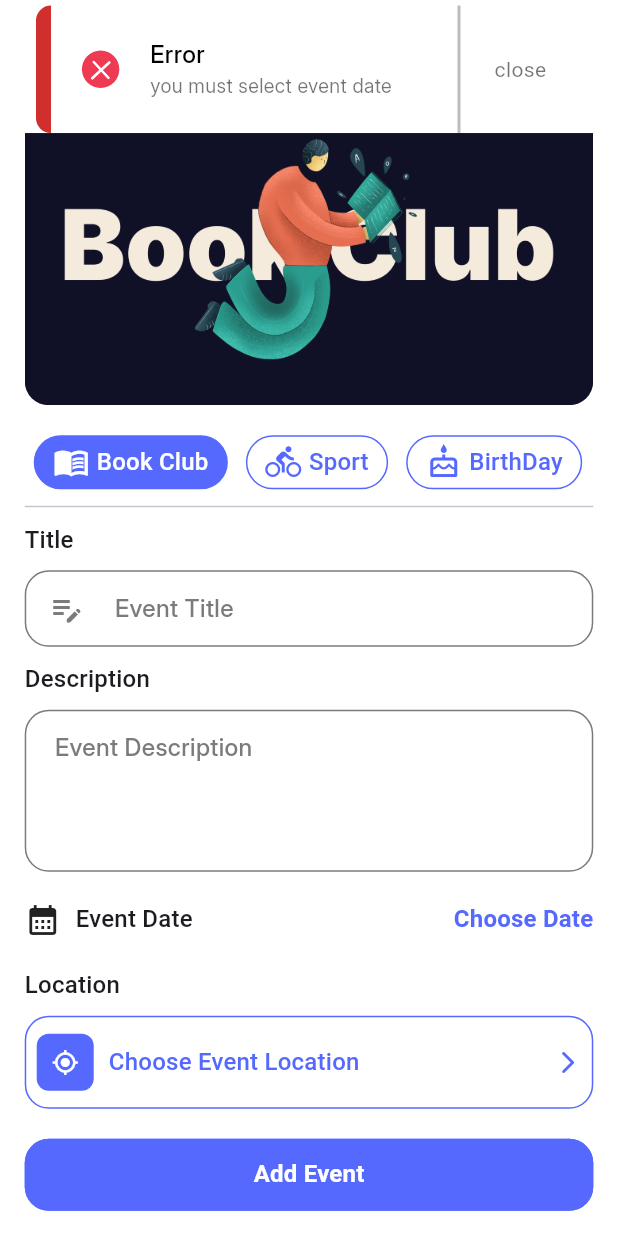
After one commit to darwish500/evenly_app, a Flutter app: the EditEvent screen opened directly, after a tap on "Add Event", on a phone screen of 412 x 824 dp. The commit adds this screen. Run offline on Flutter 3.47's test engine with Material 3 defaults, Android fonts, the phone set to English and light mode, and no system bars; our stand-ins replace animated_custom_dropdown, bot_toast, cloud_firestore, firebase_auth, firebase_core, flutter_easyloading and 2 more; accounts and stored records are empty; generated files the repository leaves out were written again.

Commit message:
New assign

```diff
--- a/lib/core/services/firebase_firestore_serivce.dart
+++ b/lib/core/services/firebase_firestore_serivce.dart
@@ -60,7 +60,7 @@ class FirebaseFirestoreService {
     return collectionRef.snapshots();
   }
 
-  Future<bool> deleteEvent(EventDataModel data) async {
+  static Future<bool> deleteEvent(EventDataModel data) async {
     try {
       var collectionRef = getCollectionReference();
       var docRef = collectionRef.doc(data.eventID);
--- /dev/null
+++ b/lib/modules/edit_event/edit_event.dart
@@ -0,0 +1,343 @@
+// في ملف create_new_event_view.dart
+
+import 'package:evently_app_c13_sun_7_pm/core/extensions/extensions.dart';
+import 'package:evently_app_c13_sun_7_pm/core/services/firebase_firestore_serivce.dart';
+import 'package:evently_app_c13_sun_7_pm/core/services/snack_bar_service.dart';
+import 'package:evently_app_c13_sun_7_pm/main.dart';
+import 'package:evently_app_c13_sun_7_pm/models/event_data_model.dart';
+import 'package:evently_app_c13_sun_7_pm/modules/createEvent/widgets/tab_widget.dart';
+import 'package:flutter/material.dart';
+import 'package:flutter_easyloading/flutter_easyloading.dart';
+import 'package:intl/intl.dart';
+
+import '../../core/theme/color_palette.dart';
+import '../../core/widgets/custom_text_field.dart';
+import '../../models/event_category.dart';
+
+class EditEvent extends StatefulWidget {
+  final EventDataModel?
+      eventDataModel; // ✨ New: Make the eventDataModel optional
+
+  const EditEvent(
+      {super.key, this.eventDataModel}); // ✨ New: Update the constructor
+
+  @override
+  State<EditEvent> createState() => _EditEventState();
+}
+
+class _EditEventState extends State<EditEvent> {
+  final GlobalKey<FormState> formKey = GlobalKey<FormState>();
+  final _titleController = TextEditingController();
+  final _descriptionController = TextEditingController();
+
+  int selectedTap = 0;
+  DateTime? selectedDate;
+  TimeOfDay? selectedTime;
+
+  List<EventCategory> eventCategories = [
+    EventCategory(
+      eventCategoryName: "Book Club",
+      eventCategoryIcon: Icons.menu_book_outlined,
+      eventCategoryImg: "assets/images/book_club_img.png",
+    ),
+    EventCategory(
+        eventCategoryName: "Sport",
+        eventCategoryIcon: Icons.directions_bike,
+        eventCategoryImg: "assets/images/sport_img.png"),
+    EventCategory(
+        eventCategoryName: "BirthDay",
+        eventCategoryIcon: Icons.cake_outlined,
+        eventCategoryImg: "assets/images/birthday_img.png"),
+    EventCategory(
+        eventCategoryName: "Meeting",
+        eventCategoryIcon: Icons.meeting_room_outlined,
+        eventCategoryImg: "assets/images/meeting_img.png"),
+    EventCategory(
+        eventCategoryName: "Holiday",
+        eventCategoryIcon: Icons.holiday_village_outlined,
+        eventCategoryImg: "assets/images/holiday_img.png"),
+  ];
+
+  // ✨ New: Find the correct category index based on the event data
+  int _findCategoryIndex(String categoryName) {
+    return eventCategories
+        .indexWhere((cat) => cat.eventCategoryName == categoryName);
+  }
+
+  @override
+  void initState() {
+    super.initState();
+    if (widget.eventDataModel != null) {
+      // If we are in edit mode, pre-fill the fields with existing event data
+      _titleController.text = widget.eventDataModel!.eventTitle!;
+      _descriptionController.text = widget.eventDataModel!.eventDescription!;
+      selectedDate = widget.eventDataModel!.eventDate!;
+      // Set the selected tab based on the event's category
+      int categoryIndex =
+          _findCategoryIndex(widget.eventDataModel!.eventCategory!);
+      if (categoryIndex != -1) {
+        selectedTap = categoryIndex;
+      }
+    }
+  }
+
+  @override
+  void dispose() {
+    _titleController.dispose();
+    _descriptionController.dispose();
+    super.dispose();
+  }
+
+  @override
+  Widget build(BuildContext context) {
+    var theme = Theme.of(context);
+
+    return Scaffold(
+      appBar: AppBar(
+        title: Text(widget.eventDataModel != null
+            ? "Edit event"
+            : "Create new event"), // ✨ New: Dynamic title
+      ),
+      body: SingleChildScrollView(
+        physics: const ClampingScrollPhysics(),
+        child: Form(
+          key: formKey,
+          child: Column(
+            crossAxisAlignment: CrossAxisAlignment.start,
+            children: [
+              SizedBox(
+                width: 1.0.width,
+                height: 0.26.height,
+                child: ClipRRect(
+                  borderRadius: BorderRadius.circular(16.0),
+                  child: Image.asset(
+                    eventCategories[selectedTap].eventCategoryImg,
+                    fit: BoxFit.cover,
+                  ),
+                ),
+              ),
+              const SizedBox(height: 10),
+              DefaultTabController(
+                length: 5,
+                child: TabBar(
+                    isScrollable: true,
+                    tabAlignment: TabAlignment.start,
+                    indicatorPadding: EdgeInsets.zero,
+                    labelPadding: const EdgeInsets.symmetric(horizontal: 6.0),
+                    padding:
+                        const EdgeInsets.symmetric(vertical: 10, horizontal: 0),
+                    indicator: const BoxDecoration(),
+                    onTap: (value) {
+                      setState(() {
+                        selectedTap = value;
+                      });
+                    },
+                    tabs: eventCategories.map(
+                      (element) {
+                        return TabWidget(
+                          eventCategory: element,
+                          isSelected:
+                              selectedTap == eventCategories.indexOf(element),
+                        );
+                      },
+                    ).toList()),
+              ),
+              const SizedBox(height: 10),
+              Text(
+                "Title",
+                style: theme.textTheme.titleMedium,
+              ),
+              const SizedBox(height: 8),
+              CustomTextField(
+                controller: _titleController,
+                hint: "Event Title",
+                hintColor: ColorPalette.generalGreyColor,
+                prefixIcon: const Icon(
+                  Icons.edit_note_outlined,
+                  color: ColorPalette.generalGreyColor,
+                ),
+              ),
+              const SizedBox(height: 10),
+              Text(
+                "Description",
+                style: theme.textTheme.titleMedium,
+              ),
+              const SizedBox(height: 8),
+              CustomTextField(
+                controller: _descriptionController,
+                hint: "Event Description",
+                hintColor: ColorPalette.generalGreyColor,
+                maxLines: 4,
+              ),
+              const SizedBox(height: 20),
+              Row(
+                children: [
+                  const Icon(Icons.calendar_month),
+                  const SizedBox(width: 10),
+                  Text(
+                    "Event Date",
+                    style: theme.textTheme.titleMedium,
+                  ),
+                  const Spacer(),
+                  GestureDetector(
+                    onTap: () {
+                      selectEventDate(context);
+                    },
+                    child: Text(
+                      selectedDate != null
+                          ? DateFormat("dd MMM yyy").format(selectedDate!)
+                          : "Choose Date",
+                      style: theme.textTheme.titleMedium?.copyWith(
+                          color: ColorPalette.primaryColor,
+                          fontWeight: FontWeight.bold),
+                    ),
+                  ),
+                ],
+              ),
+              const SizedBox(height: 20),
+              Text(
+                "Location",
+                style: theme.textTheme.titleMedium?.copyWith(),
+              ),
+              const SizedBox(height: 8),
+              ElevatedButton(
+                onPressed: () {},
+                style: ElevatedButton.styleFrom(
+                    padding:
+                        const EdgeInsets.symmetric(horizontal: 8, vertical: 12),
+                    elevation: 0,
+                    backgroundColor: Colors.transparent,
+                    shape: RoundedRectangleBorder(
+                      borderRadius: BorderRadius.circular(16.0),
+                    ),
+                    side: const BorderSide(color: ColorPalette.primaryColor)),
+                child: Row(
+                  children: [
+                    Container(
+                      padding: const EdgeInsets.all(10),
+                      decoration: BoxDecoration(
+                          color: ColorPalette.primaryColor,
+                          borderRadius: BorderRadius.circular(8.0)),
+                      child: const Icon(
+                        Icons.my_location_outlined,
+                        color: ColorPalette.white,
+                      ),
+                    ),
+                    const SizedBox(width: 10),
+                    Text(
+                      "Choose Event Location",
+                      style: theme.textTheme.titleMedium?.copyWith(
+                          fontSize: 16,
+                          fontWeight: FontWeight.w500,
+                          color: ColorPalette.primaryColor),
+                    ),
+                    const Spacer(),
+                    const Icon(
+                      Icons.arrow_forward_ios_rounded,
+                      color: ColorPalette.primaryColor,
+                    ),
+                  ],
+                ),
+              ),
+              const SizedBox(height: 20),
+              ElevatedButton(
+                  onPressed: () async {
+                    if (formKey.currentState!.validate()) {
+                      if (selectedDate != null) {
+                        EventDataModel data = EventDataModel(
+                          eventID: widget.eventDataModel!.eventID,
+                          // Pass the id for updating
+                          eventTitle: _titleController.text,
+                          eventDescription: _descriptionController.text,
+                          eventImage:
+                              eventCategories[selectedTap].eventCategoryImg,
+                          eventDate: selectedDate!,
+                          eventCategory:
+                              eventCategories[selectedTap].eventCategoryName,
+                        );
+
+                        EasyLoading.show();
+                        if (widget.eventDataModel != null) {
+                          // ✨ New: Update an existing event
+                          await FirebaseFirestoreService.updateEvent(data);
+                          EasyLoading.dismiss();
+                          navigatorKey.currentState!.pop();
+                          SnackBarService.showSuccessMessage(
+                              "Event was successfully updated");
+                        } else {
+                          // Existing logic for creating a new event
+                          await FirebaseFirestoreService.createNewEvent(data);
+                          EasyLoading.dismiss();
+                          navigatorKey.currentState!.pop();
+                          SnackBarService.showSuccessMessage(
+                              "Event was successfully created");
+                        }
+                      } else {
+                        SnackBarService.showErrorMessage(
+                            "you must select event date");
+                      }
+                    }
+                  },
+                  style: ElevatedButton.styleFrom(
+                      padding: const EdgeInsets.symmetric(
+                          horizontal: 8, vertical: 12),
+                      elevation: 0,
+                      backgroundColor: ColorPalette.primaryColor,
+                      shape: RoundedRectangleBorder(
+                        borderRadius: BorderRadius.circular(16.0),
+                      ),
+                      side: const BorderSide(color: ColorPalette.primaryColor)),
+                  child: Row(
+                    mainAxisAlignment: MainAxisAlignment.center,
+                    children: [
+                      Text(
+                        widget.eventDataModel != null
+                            ? "Update Event"
+                            : "Add Event", // ✨ New: Dynamic button text
+                        style: theme.textTheme.titleMedium?.copyWith(
+                          fontSize: 16,
+                          fontWeight: FontWeight.bold,
+                          color: ColorPalette.white,
+                        ),
+                      ),
+                    ],
+                  )),
+              const SizedBox(height: 20),
+            ],
+          ).setHorizontalPadding(context, 0.04),
+        ),
+      ),
+    );
+  }
+
+  void selectEventDate(BuildContext context) async {
+    DateTime? newDate = await showDatePicker(
+      context: context,
+      firstDate: DateTime.now(),
+      lastDate: DateTime.now().add(
+        const Duration(days: 365),
+      ),
+    );
+
+    if (newDate != null) {
+      setState(() {
+        selectedDate = newDate;
+      });
+      print(selectedDate);
+    }
+  }
+
+  void selectEventTime(BuildContext context) async {
+    TimeOfDay? newTime = await showTimePicker(
+      context: context,
+      initialTime: TimeOfDay.now(),
+    );
+
+    if (newTime != null) {
+      setState(() {
+        selectedTime = newTime;
+      });
+      print(selectedTime);
+    }
+  }
+}
--- a/lib/modules/layout/home/widgets/event_card_widget.dart
+++ b/lib/modules/layout/home/widgets/event_card_widget.dart
@@ -16,7 +16,41 @@ class EventCardWidget extends StatelessWidget {
   @override
   Widget build(BuildContext context) {
     var theme = Theme.of(context);
-    return Container(
+    return GestureDetector(
+      onLongPress: () {
+        showModalBottomSheet(
+          context: context,
+          builder: (BuildContext context) {
+            return Column(
+              mainAxisSize: MainAxisSize.min,
+              children: [
+                ListTile(
+                  leading: Icon(Icons.edit, color: ColorPalette.primaryColor),
+                  title: Text('Edit Event', style: theme.textTheme.titleMedium),
+                  onTap: () {
+                    Navigator.pop(context); // Close the bottom sheet
+                    // TODO: navigate to the edit event page
+                  },
+                ),
+                ListTile(
+                  leading: Icon(Icons.delete, color: Colors.red),
+                  title:
+                      Text('Delete Event', style: theme.textTheme.titleMedium),
+                  onTap: () async {
+                    Navigator.pop(context); // Close the bottom sheet
+                    await FirebaseFirestoreService.deleteEvent(
+                        eventDataModel); // Assuming the model has an id
+                    ScaffoldMessenger.of(context).showSnackBar(
+                      SnackBar(content: Text('Event deleted successfully!')),
+                    );
+                  },
+                ),
+              ],
+            );
+          },
+        );
+      },
+      child: Container(
         height: 200,
         width: double.infinity,
         padding: EdgeInsets.symmetric(horizontal: 10, vertical: 10),
@@ -92,6 +126,7 @@ class EventCardWidget extends StatelessWidget {
             ),
           ],
         ),
+      ),
     );
   }
 }
```
Also changed, not shown: 7 other files. Lines whose indentation alone changed are shown as unchanged.
